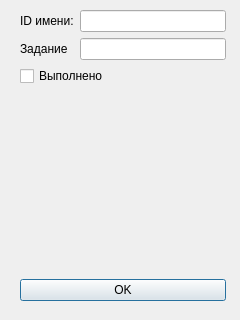
The window that taskworkdialog.ui (triplq/TaskManager) describes before a commit, drawn with Qt 5.
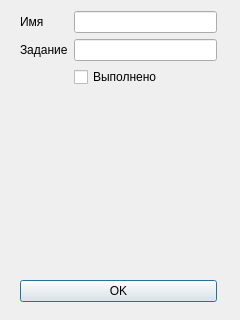
The same window after the commit.

```diff
--- a/taskworkdialog.ui
+++ b/taskworkdialog.ui
@@ -17,8 +17,8 @@
    <property name="geometry">
     <rect>
      <x>20</x>
-     <y>10</y>
-     <width>206</width>
+     <y>11</y>
+     <width>197</width>
      <height>291</height>
     </rect>
    </property>
@@ -28,7 +28,7 @@
       <item row="0" column="0">
        <widget class="QLabel" name="label">
         <property name="text">
-         <string>ID имени:</string>
+         <string>Имя</string>
         </property>
        </widget>
       </item>
@@ -48,11 +48,41 @@
      </layout>
     </item>
     <item>
+     <layout class="QHBoxLayout" name="horizontalLayout">
+      <item>
+       <spacer name="horizontalSpacer">
+        <property name="orientation">
+         <enum>Qt::Orientation::Horizontal</enum>
+        </property>
+        <property name="sizeHint" stdset="0">
+         <size>
+          <width>40</width>
+          <height>20</height>
+         </size>
+        </property>
+       </spacer>
+      </item>
+      <item>
      <widget class="QCheckBox" name="statusBox">
       <property name="text">
        <string>Выполнено</string>
       </property>
      </widget>
+      </item>
+      <item>
+       <spacer name="horizontalSpacer_2">
+        <property name="orientation">
+         <enum>Qt::Orientation::Horizontal</enum>
+        </property>
+        <property name="sizeHint" stdset="0">
+         <size>
+          <width>40</width>
+          <height>20</height>
+         </size>
+        </property>
+       </spacer>
+      </item>
+     </layout>
     </item>
     <item>
      <spacer name="verticalSpacer">
```
Lines whose indentation alone changed are shown as unchanged.
